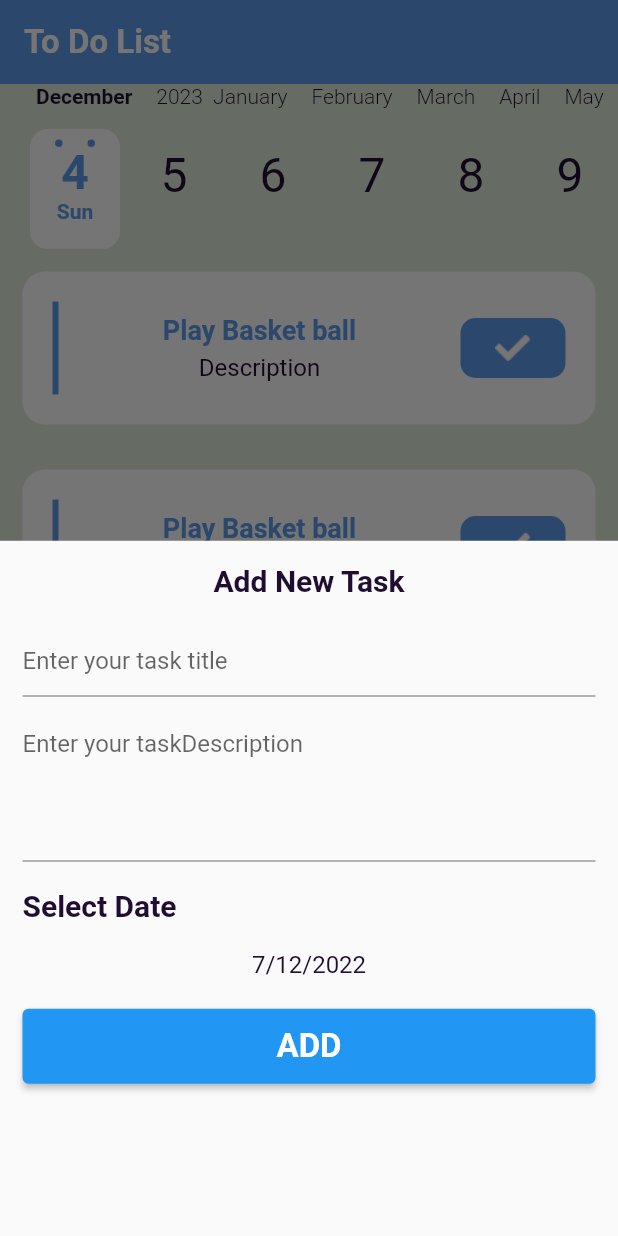
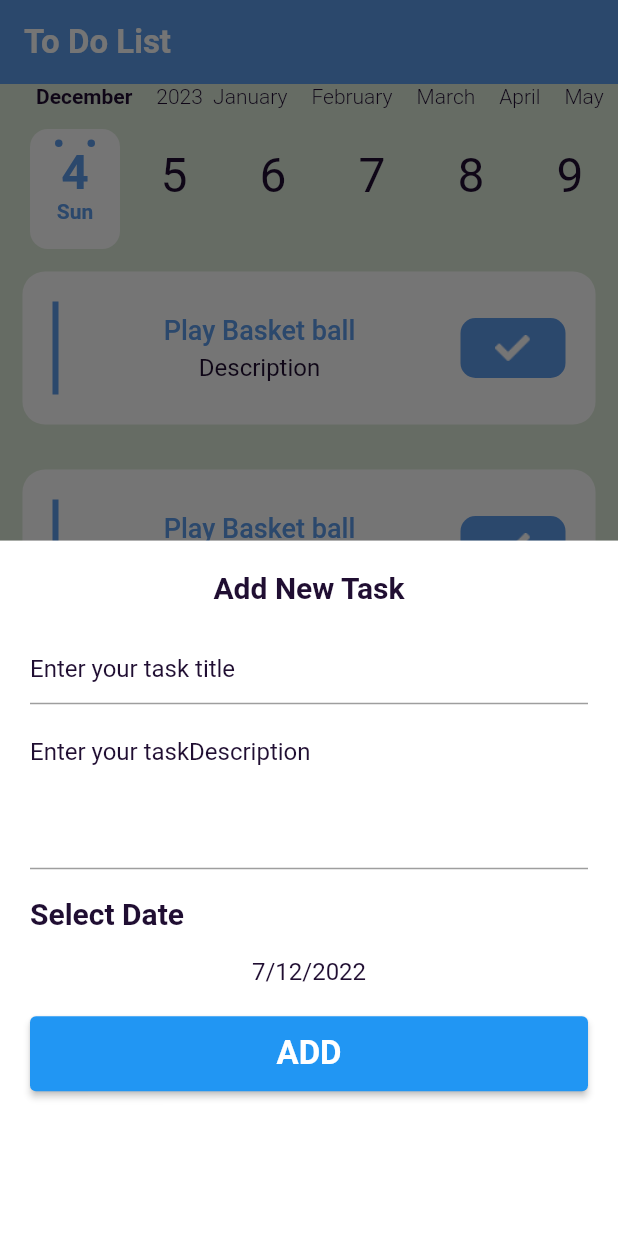
Before and after one commit to melsayed7/todo_app, a Flutter app: the screen it shows after launch, after a tap on the "add" icon, on a phone screen of 412 x 824 dp. Run offline on Flutter 3.47's test engine with Material 2 defaults, Android fonts, the light colour scheme and no system bars; drawn by our look-alikes of calendar_timeline; generated files the repository leaves out were written again.

Commit message:
add theming to app.

```diff
--- a/lib/home/home_screen.dart
+++ b/lib/home/home_screen.dart
@@ -1,9 +1,11 @@
 import 'package:flutter/material.dart';
 import 'package:flutter_gen/gen_l10n/app_localizations.dart';
+import 'package:provider/provider.dart';
 import 'package:todo_app/home/settings_screen/settings_screen.dart';
 import 'package:todo_app/home/task_list_screen/task_list_bottom_sheet.dart';
 import 'package:todo_app/home/task_list_screen/task_list_screen.dart';
 import 'package:todo_app/myTheme.dart';
+import 'package:todo_app/provider/app_provider.dart';
 
 class HomeScreen extends StatefulWidget {
   static const String routeName = 'home_screen';
@@ -21,6 +23,7 @@ class _HomeScreenState extends State<HomeScreen> {
 
   @override
   Widget build(BuildContext context) {
+    var provider = Provider.of<AppProvider>(context);
     return Scaffold(
       appBar: AppBar(
         title: Text(
@@ -34,7 +37,11 @@ class _HomeScreenState extends State<HomeScreen> {
         },
         shape: RoundedRectangleBorder(
             borderRadius: BorderRadius.circular(34),
-            side: BorderSide(color: MyTheme.whiteColor, width: 4)),
+            side: BorderSide(
+                color: provider.isDarkTheme()
+                    ? MyTheme.bottomNavBarColor
+                    : MyTheme.whiteColor,
+                width: 4)),
         child: Icon(
           Icons.add,
           color: MyTheme.whiteColor,
@@ -51,17 +58,23 @@ class _HomeScreenState extends State<HomeScreen> {
             selectedIndex = index;
             setState(() {});
           },
-          items: const [
+          items: [
             BottomNavigationBarItem(
-                icon: ImageIcon(
-                  AssetImage('assets/images/icon_task_list.png'),
-                ),
-                label: ''),
+              icon: const ImageIcon(
+                AssetImage('assets/images/icon_task_list.png'),
+              ),
+              label: '',
+              backgroundColor: MyTheme.bottomNavBarColor,
+            ),
             BottomNavigationBarItem(
-                icon: ImageIcon(
-                  AssetImage('assets/images/Icon_settings.png'),
-                ),
-                label: ''),
+              icon: const ImageIcon(
+                AssetImage('assets/images/Icon_settings.png'),
+              ),
+              label: '',
+              backgroundColor: provider.isDarkTheme()
+                  ? MyTheme.bottomNavBarColor
+                  : MyTheme.whiteColor,
+            ),
           ],
         ),
       ),
--- a/lib/home/task_list_screen/item_task_widget.dart
+++ b/lib/home/task_list_screen/item_task_widget.dart
@@ -1,14 +1,19 @@
 import 'package:flutter/material.dart';
+import 'package:provider/provider.dart';
 import 'package:todo_app/myTheme.dart';
+import 'package:todo_app/provider/app_provider.dart';
 
 class ItemTaskWidget extends StatelessWidget {
   @override
   Widget build(BuildContext context) {
+    var provider = Provider.of<AppProvider>(context);
     return Container(
       margin: const EdgeInsets.all(15),
       padding: const EdgeInsets.all(20),
       decoration: BoxDecoration(
-        color: MyTheme.whiteColor,
+        color: provider.isDarkTheme()
+            ? MyTheme.bottomNavBarColor
+            : MyTheme.whiteColor,
         borderRadius: BorderRadius.circular(15),
       ),
       child: Row(
--- a/lib/home/task_list_screen/task_list_bottom_sheet.dart
+++ b/lib/home/task_list_screen/task_list_bottom_sheet.dart
@@ -1,11 +1,22 @@
 import 'package:flutter/material.dart';
 import 'package:flutter_gen/gen_l10n/app_localizations.dart';
+import 'package:provider/provider.dart';
+import 'package:todo_app/myTheme.dart';
+import 'package:todo_app/provider/app_provider.dart';
 
 class TaskListBottomSheet extends StatelessWidget {
   @override
   Widget build(BuildContext context) {
+    var provider = Provider.of<AppProvider>(context);
     return Container(
-      margin: const EdgeInsets.all(15),
+      //margin: const EdgeInsets.all(15),
+      decoration: BoxDecoration(
+        color: provider.isDarkTheme()
+            ? MyTheme.bottomNavBarColor
+            : MyTheme.whiteColor,
+      ),
+      child: Padding(
+        padding: const EdgeInsets.all(20),
         child: Column(
           crossAxisAlignment: CrossAxisAlignment.stretch,
           children: [
@@ -22,14 +33,24 @@ class TaskListBottomSheet extends StatelessWidget {
                 children: [
                   TextFormField(
                     decoration: InputDecoration(
-                      hintText: AppLocalizations.of(context)!.enterTask),
+                      hintText: AppLocalizations.of(context)!.enterTask,
+                      hintStyle: TextStyle(
+                          color: provider.isDarkTheme()
+                              ? MyTheme.whiteColor
+                              : MyTheme.blackColor),
+                    ),
                   ),
                   const SizedBox(
                     height: 10,
                   ),
                   TextFormField(
                     decoration: InputDecoration(
-                      hintText: AppLocalizations.of(context)!.enterDescription),
+                      hintText: AppLocalizations.of(context)!.enterDescription,
+                      hintStyle: TextStyle(
+                          color: provider.isDarkTheme()
+                              ? MyTheme.whiteColor
+                              : MyTheme.blackColor),
+                    ),
                     maxLines: 4,
                     minLines: 4,
                   ),
@@ -69,6 +90,7 @@ class TaskListBottomSheet extends StatelessWidget {
             ),
           ],
         ),
+      ),
     );
   }
 }
--- a/lib/home/task_list_screen/task_list_screen.dart
+++ b/lib/home/task_list_screen/task_list_screen.dart
@@ -1,12 +1,15 @@
 import 'package:calendar_timeline/calendar_timeline.dart';
 import 'package:flutter/material.dart';
+import 'package:provider/provider.dart';
 import 'package:todo_app/myTheme.dart';
+import 'package:todo_app/provider/app_provider.dart';
 
 import 'item_task_widget.dart';
 
 class TaskListScreen extends StatelessWidget {
   @override
   Widget build(BuildContext context) {
+    var provider = Provider.of<AppProvider>(context);
     return Container(
       child: Column(
         children: [
@@ -16,8 +19,12 @@ class TaskListScreen extends StatelessWidget {
             lastDate: DateTime.now().add(Duration(days: 365)),
             onDateSelected: (date) => print(date),
             leftMargin: 20,
-            monthColor: MyTheme.blackColor,
-            dayColor: MyTheme.blackColor,
+            monthColor: provider.isDarkTheme()
+                ? MyTheme.whiteColor
+                : MyTheme.blackColor,
+            dayColor: provider.isDarkTheme()
+                ? MyTheme.whiteColor
+                : MyTheme.blackColor,
             activeDayColor: MyTheme.primaryLightColor,
             activeBackgroundDayColor: MyTheme.whiteColor,
             dotsColor: MyTheme.primaryLightColor,
--- a/lib/main.dart
+++ b/lib/main.dart
@@ -1,8 +1,9 @@
 import 'package:flutter/material.dart';
+import 'package:flutter_gen/gen_l10n/app_localizations.dart';
 import 'package:provider/provider.dart';
 import 'package:todo_app/myTheme.dart';
-import 'package:flutter_gen/gen_l10n/app_localizations.dart';
 import 'package:todo_app/provider/app_provider.dart';
+
 import 'home/home_screen.dart';
 
 void main() {
@@ -31,6 +32,7 @@ class MyApp extends StatelessWidget {
       locale: Locale(provider.appLanguage),
       theme: MyTheme.lightTheme,
       darkTheme: MyTheme.darkTheme,
+      themeMode: provider.appTheme,
     );
   }
 }
--- a/lib/myTheme.dart
+++ b/lib/myTheme.dart
@@ -16,6 +16,8 @@ class MyTheme {
   static Color redColor = Color(0xffEC4B4B);
 
   static Color backgroundDarkColor = Color(0xff060E1E);
+
+  static Color bottomNavBarColor = Color(0xff141922);
 
   static ThemeData lightTheme = ThemeData(
     appBarTheme: AppBarTheme(
@@ -41,7 +43,7 @@ class MyTheme {
         bodyText1: TextStyle(
           color: primaryLightColor,
         fontSize: 18,
-          fontWeight: FontWeight.bold,
+        //fontWeight: FontWeight.bold,
       ),
     ),
     scaffoldBackgroundColor: backgroundLightColor,
@@ -50,7 +52,42 @@ class MyTheme {
       backgroundColor: Colors.transparent,
       selectedItemColor: primaryLightColor,
       unselectedItemColor: greyColor,
-      ));
+    ),
+  );
 
-  static ThemeData darkTheme = ThemeData();
+  static ThemeData darkTheme = ThemeData(
+    appBarTheme: AppBarTheme(
+      backgroundColor: primaryLightColor,
+      elevation: 0,
+    ),
+    primaryTextTheme: TextTheme(
+      headline1: TextStyle(
+        color: whiteColor,
+        fontSize: 22,
+        fontWeight: FontWeight.bold,
+      ),
+      headline2: TextStyle(
+        color: whiteColor,
+        fontSize: 20,
+        fontWeight: FontWeight.bold,
+      ),
+      subtitle1: TextStyle(
+        color: whiteColor,
+        fontSize: 16,
+        fontWeight: FontWeight.w400,
+      ),
+      bodyText1: TextStyle(
+        color: primaryLightColor,
+        fontSize: 18,
+        //fontWeight: FontWeight.w200,
+      ),
+    ),
+    scaffoldBackgroundColor: backgroundDarkColor,
+    bottomNavigationBarTheme: BottomNavigationBarThemeData(
+      elevation: 0,
+      backgroundColor: Colors.transparent,
+      selectedItemColor: primaryLightColor,
+      unselectedItemColor: whiteColor,
+    ),
+  );
 }
--- a/lib/provider/app_provider.dart
+++ b/lib/provider/app_provider.dart
@@ -1,7 +1,9 @@
-import 'package:flutter/cupertino.dart';
+import 'package:flutter/material.dart';
 
 class AppProvider extends ChangeNotifier {
   String appLanguage = 'en';
+
+  ThemeMode appTheme = ThemeMode.light;
 
   void changeLanguage(String newLanguage) {
     if (appLanguage == newLanguage) {
@@ -10,4 +12,16 @@ class AppProvider extends ChangeNotifier {
     appLanguage = newLanguage;
     notifyListeners();
   }
+
+  void changeTheme(ThemeMode newTheme) {
+    if (appTheme == newTheme) {
+      return;
+    }
+    appTheme = newTheme;
+    notifyListeners();
+  }
+
+  bool isDarkTheme() {
+    return appTheme == ThemeMode.dark;
+  }
 }
```
Also changed, not shown: lib/home/settings_screen/settings_screen.dart (+28 -5 lines), lib/home/settings_screen/theme_bottom_sheet.dart (added, +70 -0 lines). Lines whose indentation alone changed are shown as unchanged.
